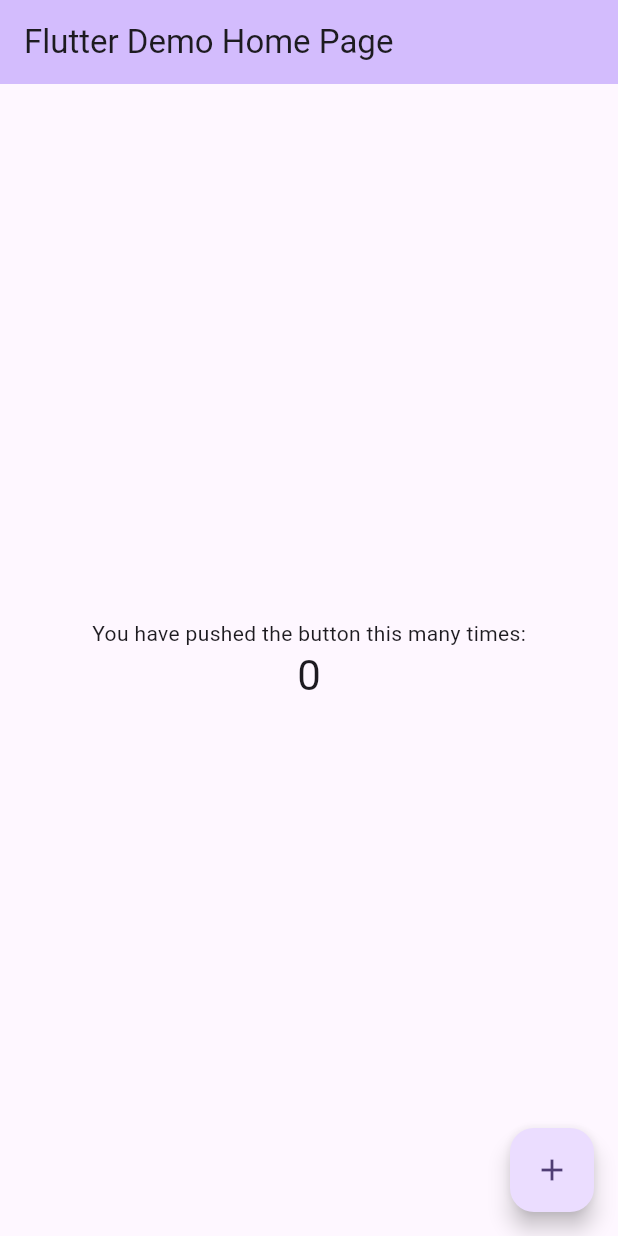
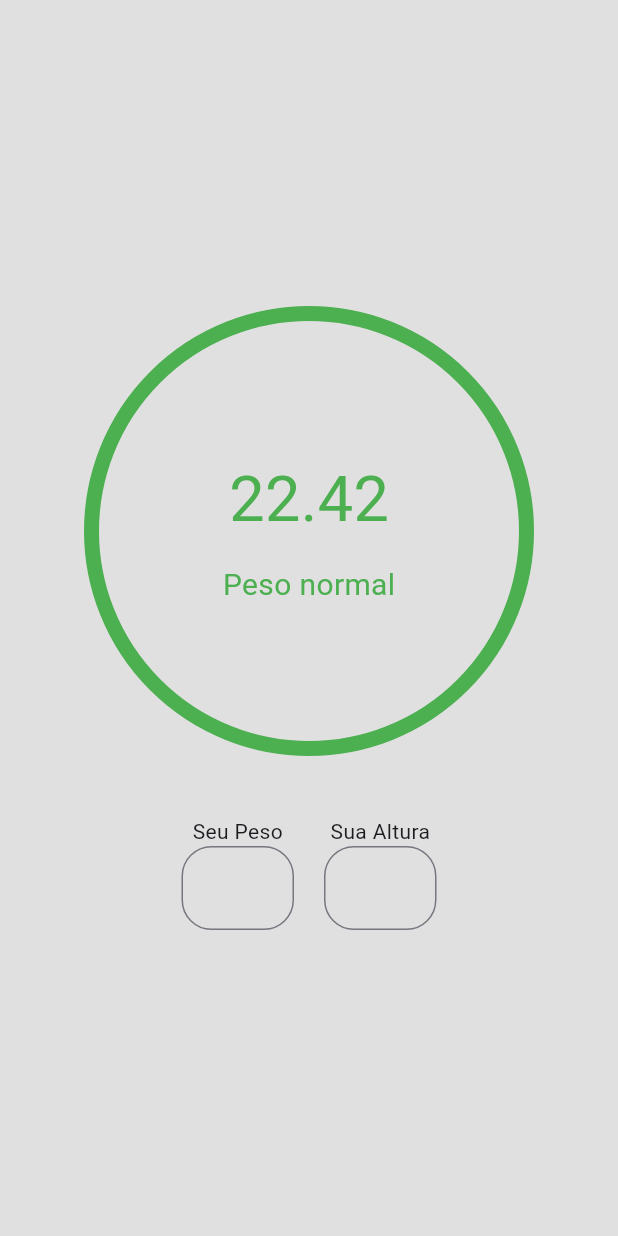
Before and after one commit to marllonDev/calculadora-imc, a Flutter app: the screen it shows after launch, on a phone screen of 412 x 824 dp. Run offline on Flutter 3.47's test engine with Material 3 defaults, Android fonts, the phone set to English and light mode, and no system bars.

Commit message:
Atualizando tela

```diff
--- a/lib/main.dart
+++ b/lib/main.dart
@@ -13,113 +13,98 @@ class MyApp extends StatelessWidget {
     return MaterialApp(
       title: 'Flutter Demo',
       theme: ThemeData(
-        // This is the theme of your application.
-        //
-        // TRY THIS: Try running your application with "flutter run". You'll see
-        // the application has a purple toolbar. Then, without quitting the app,
-        // try changing the seedColor in the colorScheme below to Colors.green
-        // and then invoke "hot reload" (save your changes or press the "hot
-        // reload" button in a Flutter-supported IDE, or press "r" if you used
-        // the command line to start the app).
-        //
-        // Notice that the counter didn't reset back to zero; the application
-        // state is not lost during the reload. To reset the state, use hot
-        // restart instead.
-        //
-        // This works for code too, not just values: Most code changes can be
-        // tested with just a hot reload.
         colorScheme: ColorScheme.fromSeed(seedColor: Colors.deepPurple),
         useMaterial3: true,
       ),
-      home: const MyHomePage(title: 'Flutter Demo Home Page'),
+      debugShowCheckedModeBanner: false,
+      home: MinhaCalculadoraDeImc(),
     );
   }
 }
 
-class MyHomePage extends StatefulWidget {
-  const MyHomePage({super.key, required this.title});
-
-  // This widget is the home page of your application. It is stateful, meaning
-  // that it has a State object (defined below) that contains fields that affect
-  // how it looks.
-
-  // This class is the configuration for the state. It holds the values (in this
-  // case the title) provided by the parent (in this case the App widget) and
-  // used by the build method of the State. Fields in a Widget subclass are
-  // always marked "final".
-
-  final String title;
+class MinhaCalculadoraDeImc extends StatefulWidget {
+  const MinhaCalculadoraDeImc({super.key});
 
   @override
-  State<MyHomePage> createState() => _MyHomePageState();
+  State<MinhaCalculadoraDeImc> createState() => _MinhaCalculadoraDeImcState();
 }
 
-class _MyHomePageState extends State<MyHomePage> {
-  int _counter = 0;
-
-  void _incrementCounter() {
-    setState(() {
-      // This call to setState tells the Flutter framework that something has
-      // changed in this State, which causes it to rerun the build method below
-      // so that the display can reflect the updated values. If we changed
-      // _counter without calling setState(), then the build method would not be
-      // called again, and so nothing would appear to happen.
-      _counter++;
-    });
-  }
-
+class _MinhaCalculadoraDeImcState extends State<MinhaCalculadoraDeImc> {
   @override
   Widget build(BuildContext context) {
-    // This method is rerun every time setState is called, for instance as done
-    // by the _incrementCounter method above.
-    //
-    // The Flutter framework has been optimized to make rerunning build methods
-    // fast, so that you can just rebuild anything that needs updating rather
-    // than having to individually change instances of widgets.
     return Scaffold(
-      appBar: AppBar(
-        // TRY THIS: Try changing the color here to a specific color (to
-        // Colors.amber, perhaps?) and trigger a hot reload to see the AppBar
-        // change color while the other colors stay the same.
-        backgroundColor: Theme.of(context).colorScheme.inversePrimary,
-        // Here we take the value from the MyHomePage object that was created by
-        // the App.build method, and use it to set our appbar title.
-        title: Text(widget.title),
-      ),
-      body: Center(
-        // Center is a layout widget. It takes a single child and positions it
-        // in the middle of the parent.
+      backgroundColor: Colors.grey[300],
+      body: SizedBox(
+        width: double.infinity,
         child: Column(
-          // Column is also a layout widget. It takes a list of children and
-          // arranges them vertically. By default, it sizes itself to fit its
-          // children horizontally, and tries to be as tall as its parent.
-          //
-          // Column has various properties to control how it sizes itself and
-          // how it positions its children. Here we use mainAxisAlignment to
-          // center the children vertically; the main axis here is the vertical
-          // axis because Columns are vertical (the cross axis would be
-          // horizontal).
-          //
-          // TRY THIS: Invoke "debug painting" (choose the "Toggle Debug Paint"
-          // action in the IDE, or press "p" in the console), to see the
-          // wireframe for each widget.
           mainAxisAlignment: MainAxisAlignment.center,
-          children: <Widget>[
-            const Text(
-              'You have pushed the button this many times:',
+          crossAxisAlignment: CrossAxisAlignment.center,
+          children: [
+            Container(
+              height: 300,
+              width: 300,
+              decoration: BoxDecoration(
+                borderRadius: BorderRadius.circular(150),
+                border: Border.all(
+                  width: 10,
+                  color: Colors.green,
+                ),
+              ),
+              child: Column(
+                mainAxisAlignment: MainAxisAlignment.center,
+                children: [
+                  Text(
+                    '22.42',
+                    style: TextStyle(fontSize: 42, color: Colors.green),
+                  ),
+                  SizedBox(height: 12),
+                  Text(
+                    'Peso normal',
+                    style: TextStyle(fontSize: 20, color: Colors.green),
+                  ),
+                ],
+              ),
             ),
-            Text(
-              '$_counter',
-              style: Theme.of(context).textTheme.headlineMedium,
+            SizedBox(height: 40),
+            Row(
+              mainAxisAlignment: MainAxisAlignment.center,
+              children: [
+                Column(
+                  children: [
+                    Text('Seu Peso'),
+                    SizedBox(
+                      width: 75,
+                      child: TextField(
+                        decoration: InputDecoration(
+                            border: OutlineInputBorder(
+                              borderRadius: BorderRadius.circular(20),
+                            ),
+                            suffixText: 'kg'),
+                      ),
+                    ),
+                  ],
+                ),
+                SizedBox(width: 20),
+                Column(
+                  children: [
+                    Text('Sua Altura'),
+                    SizedBox(
+                      width: 75,
+                      child: TextField(
+                        decoration: InputDecoration(
+                            border: OutlineInputBorder(
+                              borderRadius: BorderRadius.circular(20),
+                            ),
+                            suffixText: 'cm'),
+                      ),
+                    ),
+                  ],
+                ),
+              ],
             ),
           ],
         ),
       ),
-      floatingActionButton: FloatingActionButton(
-        onPressed: _incrementCounter,
-        tooltip: 'Increment',
-        child: const Icon(Icons.add),
-      ), // This trailing comma makes auto-formatting nicer for build methods.
     );
   }
 }
```
